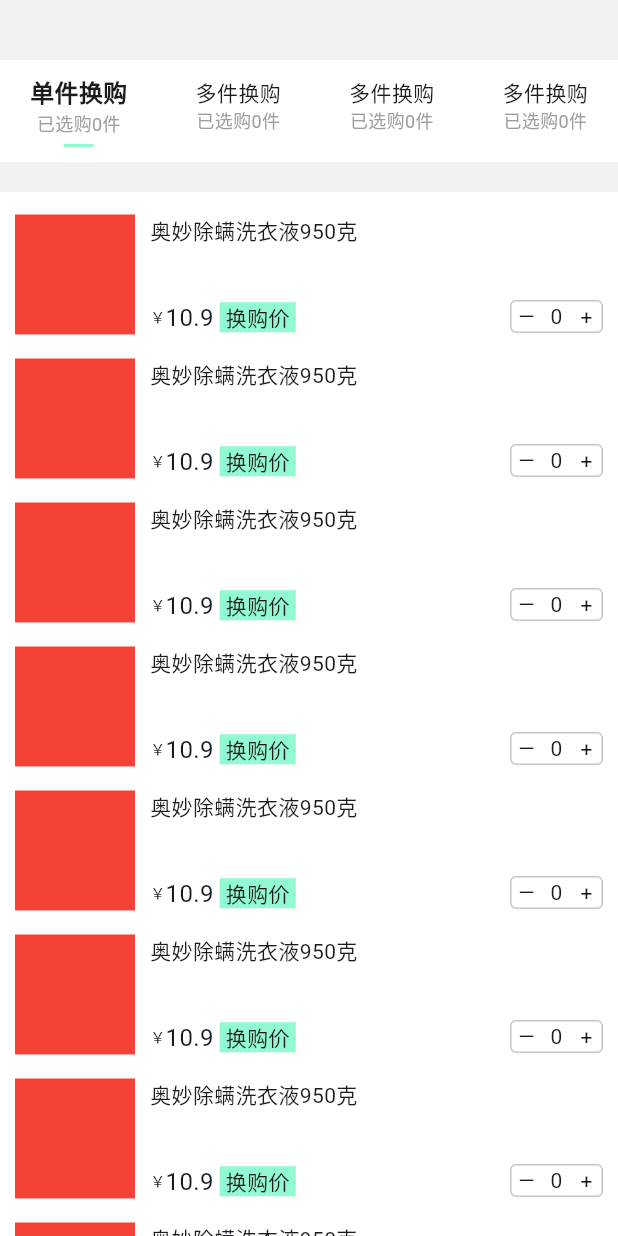
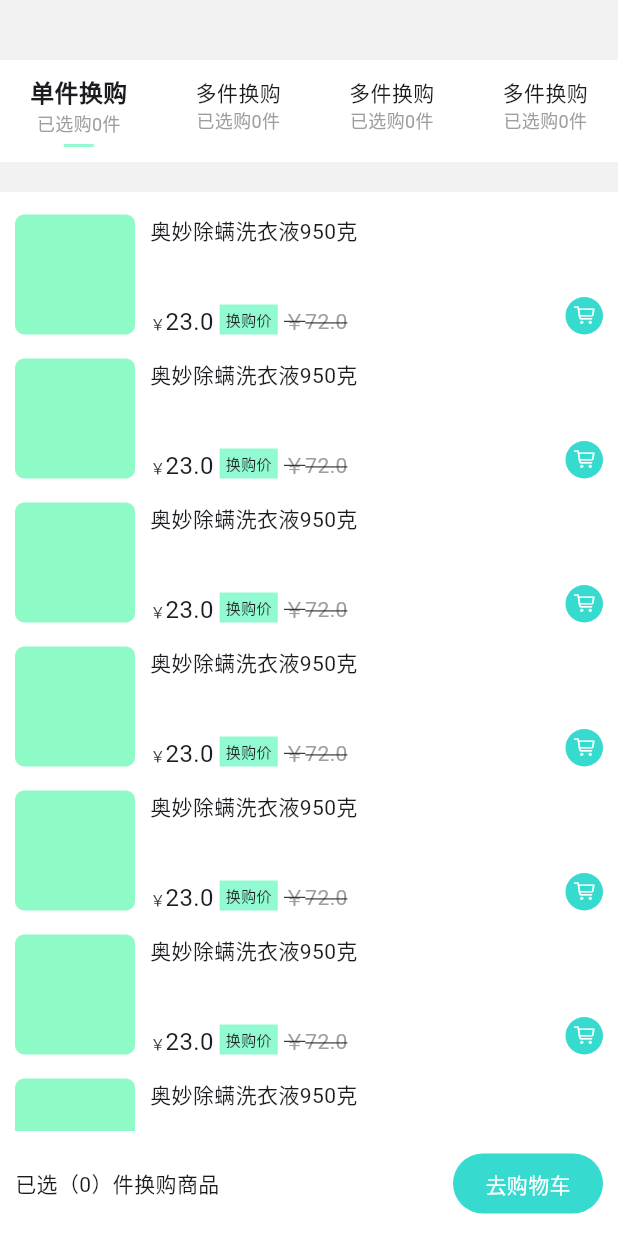
Before and after one commit to eatureide/flutter_study, a Flutter app: the screen it shows after launch, on a phone screen of 412 x 824 dp. Run offline on Flutter 3.47's test engine with Material 3 defaults, Android fonts, the phone set to English and light mode, and no system bars; our stand-ins replace fluttertoast.

Commit message:
联合计算

```diff
--- a/lib/exchange/index.dart
+++ b/lib/exchange/index.dart
@@ -1,4 +1,8 @@
 import 'package:flutter/material.dart';
+import 'package:flutter/cupertino.dart';
+import '../utils.dart';
+
+List<int> numbersList = List.generate(10, (index) => index);
 
 class ExChange extends StatefulWidget {
   const ExChange({super.key});
@@ -14,18 +18,55 @@ class TabElement {
   TabElement({required this.title, required this.index, required this.count});
 }
 
-List<TabElement> tabDats = [
-  TabElement(title: '单件换购', index: 0, count: 0),
-  TabElement(title: '多件换购', index: 1, count: 0),
-  TabElement(title: '多件换购', index: 2, count: 0),
-  TabElement(title: '多件换购', index: 3, count: 0),
-];
+class ItemElement {
+  String title = '';
+  double price = 0.00;
+  double originalPrice = 00.00;
+  int count = 0;
+  int index = 0;
 
-List<int> numbersList = List.generate(10, (index) => index);
+  ItemElement({
+    required this.title,
+    required this.price,
+    required this.originalPrice,
+    required this.count,
+    required this.index,
+  });
+}
+
+List<ItemElement> itemListA = numbersList.map((index) {
+  return ItemElement(
+    title: '奥妙除螨洗衣液950克',
+    price: 23.00,
+    originalPrice: 72.00,
+    count: 0,
+    index: index,
+  );
+}).toList();
+
+List<ItemElement> itemListB = numbersList.map((index) {
+  return ItemElement(
+    title: '屈臣氏牌全柔巾洁面75片',
+    price: 20.00,
+    originalPrice: 39.00,
+    count: 0,
+    index: index,
+  );
+}).toList();
 
 class _ExChange extends State<ExChange> {
   final ScrollController _scrollController = ScrollController();
   int tabCurrentIndex = 0;
+  int tabTotalCount = 0;
+
+  List<TabElement> tabDats = [
+    TabElement(title: '单件换购', index: 0, count: 0),
+    TabElement(title: '多件换购', index: 1, count: 0),
+    TabElement(title: '多件换购', index: 2, count: 0),
+    TabElement(title: '多件换购', index: 3, count: 0),
+  ];
+
+  List<List<ItemElement>> combineList = [itemListA, itemListB];
 
   headerTab() {
     TextStyle curStyle = TextStyle(fontSize: 16, fontWeight: FontWeight.bold);
@@ -79,13 +120,115 @@ class _ExChange extends State<ExChange> {
     );
   }
 
+  handleCount(String actionType, int index) {
+    List<ItemElement> target = combineList[tabCurrentIndex]; // 当前的商品列表
+    TabElement tabElm = tabDats[tabCurrentIndex]; // 当前的tab
+
+    // 少于0时，视为0
+    if (actionType == 'decrement' && target[index].count <= 0) {
+      target[index].count = 0;
+      return;
+    }
+
+    // 增加商品数量
+    if (actionType == 'increment') {
+      target[index].count = target[index].count + 1;
+    }
+
+    // 减少数量
+    if (actionType == 'decrement') {
+      target[index].count = target[index].count - 1;
+    }
+
+    // 重新计算当前列表的总数
+    tabElm.count = 0;
+    for (ItemElement item in target) {
+      tabElm.count = tabElm.count + item.count;
+    }
+
+    tabTotalCount = 0;
+    for (int i = 0; i < combineList.length; i++) {
+      for (ItemElement item in combineList[i]) {
+        tabTotalCount = tabTotalCount + item.count;
+      }
+    }
+
+    setState(() {
+      tabDats = tabDats;
+      combineList = combineList;
+      tabTotalCount = tabTotalCount;
+    });
+  }
+
   mainBox() {
     return Container(
       margin: EdgeInsets.only(top: 20),
       padding: EdgeInsets.fromLTRB(10, 15, 0, 15),
       color: Colors.white,
       child: Column(
-        children: numbersList.map((item) {
+        children: combineList[tabCurrentIndex].map((item) {
+          Widget countComponent() {
+            return Container(
+              height: 25,
+              decoration: BoxDecoration(
+                color: Colors.transparent,
+                borderRadius: BorderRadius.circular(4),
+                border: Border.all(
+                  width: 1,
+                  color: const Color.fromARGB(156, 158, 158, 158),
+                ),
+              ),
+              child: Row(
+                mainAxisAlignment: MainAxisAlignment.center,
+                crossAxisAlignment: CrossAxisAlignment.center,
+                children: [
+                  GestureDetector(
+                    onTap: () {
+                      handleCount('decrement', item.index);
+                    },
+                    child: Container(
+                      width: 20,
+                      color: Colors.transparent,
+                      child: Center(child: Text('—')),
+                    ),
+                  ),
+                  Container(
+                    width: 20,
+                    color: Colors.transparent,
+                    child: Center(child: Text('${item.count}')),
+                  ),
+                  GestureDetector(
+                    onTap: () {
+                      handleCount('increment', item.index);
+                    },
+                    child: Container(
+                      width: 20,
+                      color: Colors.transparent,
+                      child: Center(child: Text('+')),
+                    ),
+                  ),
+                ],
+              ),
+            );
+          }
+
+          Widget cartIcon() {
+            return GestureDetector(
+              onTap: () {
+                handleCount('increment', item.index);
+              },
+              child: Container(
+                width: 25,
+                height: 25,
+                decoration: BoxDecoration(
+                  color: Color.fromARGB(255, 55, 218, 206),
+                  borderRadius: BorderRadius.circular(20),
+                ),
+                child: Icon(CupertinoIcons.cart, size: 14, color: Colors.white),
+              ),
+            );
+          }
+
           return Container(
             color: Colors.transparent,
             margin: EdgeInsets.only(bottom: 16),
@@ -94,7 +237,10 @@ class _ExChange extends State<ExChange> {
                 Container(
                   width: 80,
                   height: 80,
-                  color: Colors.red,
+                  decoration: BoxDecoration(
+                    color: Color.fromARGB(255, 142, 250, 198),
+                    borderRadius: BorderRadius.circular(6),
+                  ),
                   margin: EdgeInsets.only(right: 10),
                 ),
                 Expanded(
@@ -106,65 +252,45 @@ class _ExChange extends State<ExChange> {
                       mainAxisAlignment: MainAxisAlignment.spaceBetween,
                       crossAxisAlignment: CrossAxisAlignment.start,
                       children: [
-                        Text('奥妙除螨洗衣液950克'),
+                        Text(item.title),
                         Row(
                           mainAxisAlignment: MainAxisAlignment.spaceBetween,
-                          crossAxisAlignment: CrossAxisAlignment.start,
+                          crossAxisAlignment: CrossAxisAlignment.end,
                           children: [
                             Container(
                               color: Colors.transparent,
+                              height: 20,
                               child: Row(
+                                crossAxisAlignment: CrossAxisAlignment.end,
                                 children: [
                                   Text('￥', style: TextStyle(fontSize: 10)),
-                                  Text('10.9', style: TextStyle(fontSize: 16)),
+                                  Text(
+                                    '${item.price}',
+                                    style: TextStyle(fontSize: 16),
+                                  ),
                                   Container(
+                                    height: 20,
                                     padding: EdgeInsets.fromLTRB(4, 0, 4, 0),
                                     margin: EdgeInsets.fromLTRB(4, 0, 4, 0),
                                     color: Color.fromARGB(255, 145, 250, 209),
-                                    child: Text(
-                                      '换购价',
-                                      style: TextStyle(fontSize: 14),
+                                    child: Center(
+                                      child: Text(
+                                        '换购价',
+                                        style: TextStyle(fontSize: 10),
+                                      ),
+                                    ),
+                                  ),
+                                  Text(
+                                    '￥${item.originalPrice}',
+                                    style: TextStyle(
+                                      color: Colors.grey,
+                                      decoration: TextDecoration.lineThrough,
                                     ),
                                   ),
                                 ],
                               ),
                             ),
-                            Container(
-                              decoration: BoxDecoration(
-                                color: Colors.transparent,
-                                borderRadius: BorderRadius.circular(4),
-                                border: Border.all(
-                                  width: 1,
-                                  color: const Color.fromARGB(
-                                    156,
-                                    158,
-                                    158,
-                                    158,
-                                  ),
-                                ),
-                              ),
-                              child: Row(
-                                mainAxisAlignment: MainAxisAlignment.center,
-                                crossAxisAlignment: CrossAxisAlignment.center,
-                                children: [
-                                  Container(
-                                    width: 20,
-                                    color: Colors.transparent,
-                                    child: Center(child: Text('—')),
-                                  ),
-                                  Container(
-                                    width: 20,
-                                    color: Colors.transparent,
-                                    child: Center(child: Text('0')),
-                                  ),
-                                  Container(
-                                    width: 20,
-                                    color: Colors.transparent,
-                                    child: Center(child: Text('+')),
-                                  ),
-                                ],
-                              ),
-                            ),
+                            item.count <= 0 ? cartIcon() : countComponent(),
                           ],
                         ),
                       ],
@@ -179,10 +305,36 @@ class _ExChange extends State<ExChange> {
     );
   }
 
+  narbar() {
+    return Container(
+      color: Colors.white,
+      height: 70,
+      padding: EdgeInsets.fromLTRB(10, 0, 10, 0),
+      child: Row(
+        mainAxisAlignment: MainAxisAlignment.spaceBetween,
+        children: [
+          Text('已选（$tabTotalCount）件换购商品'),
+          Container(
+            decoration: BoxDecoration(
+              color: Color.fromARGB(255, 55, 218, 206),
+              borderRadius: BorderRadius.circular(70),
+            ),
+            width: 100,
+            height: 40,
+            child: Center(
+              child: Text('去购物车', style: TextStyle(color: Colors.white)),
+            ),
+          ),
+        ],
+      ),
+    );
+  }
+
   @override
   Widget build(BuildContext context) {
     return Scaffold(
       backgroundColor: Color.fromARGB(255, 242, 242, 242),
+      bottomNavigationBar: narbar(),
       body: SingleChildScrollView(
         controller: _scrollController,
         child: Container(
```
Also changed, not shown: lib/cart/index.dart (+6 -1 lines), lib/utils.dart (added, +18 -0 lines).
